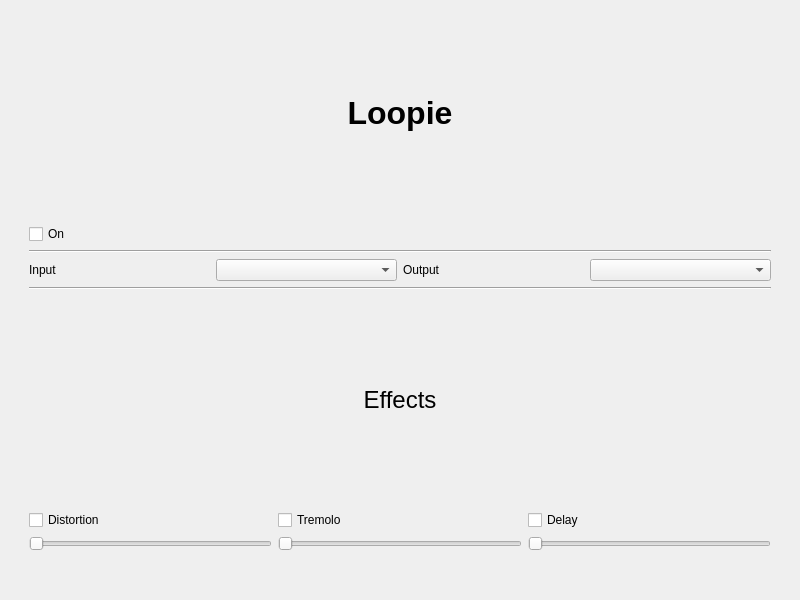
This is UI/loopie.ui in alexivensky/Loopie as Qt 5 draws it before an edit. The edited form follows.
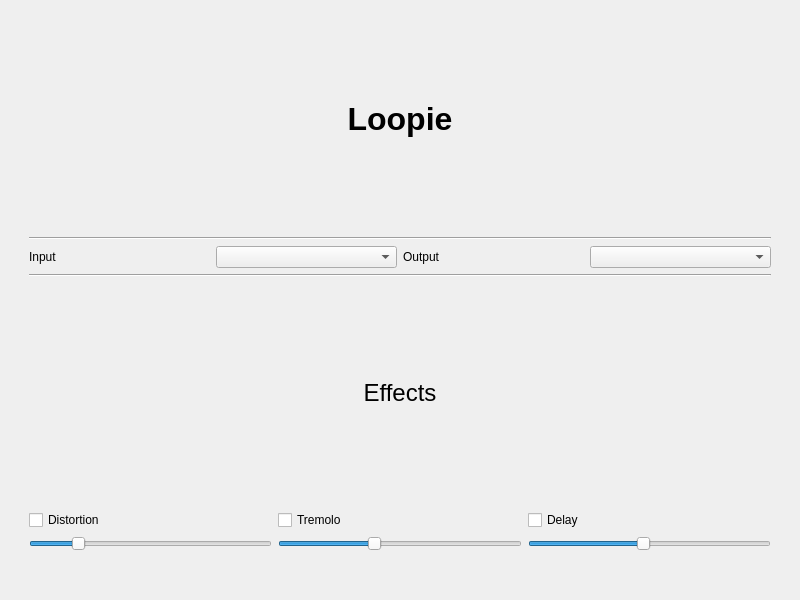
This is the edited form.

Commit message: delay works appropriately

Diff of the .ui file:
```diff
--- a/UI/loopie.ui
+++ b/UI/loopie.ui
@@ -39,16 +39,6 @@
           </property>
          </widget>
         </item>
-        <item>
-         <widget class="QCheckBox" name="onCheck">
-          <property name="layoutDirection">
-           <enum>Qt::LeftToRight</enum>
-          </property>
-          <property name="text">
-           <string>On</string>
-          </property>
-         </widget>
-        </item>
         <item>
          <widget class="Line" name="line">
           <property name="orientation">
@@ -106,7 +96,16 @@
              </widget>
             </item>
             <item>
-             <widget class="QSlider" name="horizontalSlider">
+             <widget class="QSlider" name="distSlider">
+              <property name="minimum">
+               <number>10</number>
+              </property>
+              <property name="maximum">
+               <number>500</number>
+              </property>
+              <property name="value">
+               <number>100</number>
+              </property>
               <property name="orientation">
                <enum>Qt::Horizontal</enum>
               </property>
@@ -124,7 +123,22 @@
              </widget>
             </item>
             <item>
-             <widget class="QSlider" name="horizontalSlider_2">
+             <widget class="QSlider" name="tremSlider">
+              <property name="minimum">
+               <number>100</number>
+              </property>
+              <property name="maximum">
+               <number>700</number>
+              </property>
+              <property name="pageStep">
+               <number>8</number>
+              </property>
+              <property name="value">
+               <number>333</number>
+              </property>
+              <property name="sliderPosition">
+               <number>333</number>
+              </property>
               <property name="orientation">
                <enum>Qt::Horizontal</enum>
               </property>
@@ -142,10 +156,22 @@
              </widget>
             </item>
             <item>
-             <widget class="QSlider" name="horizontalSlider_3">
+             <widget class="QSlider" name="delaySlider">
+              <property name="minimum">
+               <number>5</number>
+              </property>
+              <property name="maximum">
+               <number>100</number>
+              </property>
+              <property name="value">
+               <number>50</number>
+              </property>
               <property name="orientation">
                <enum>Qt::Horizontal</enum>
               </property>
+              <property name="tickPosition">
+               <enum>QSlider::NoTicks</enum>
+              </property>
              </widget>
             </item>
            </layout>
```
Left out of the diff: 2 changed lines with no effect on the pictures. The commit also changes 2 other files.
